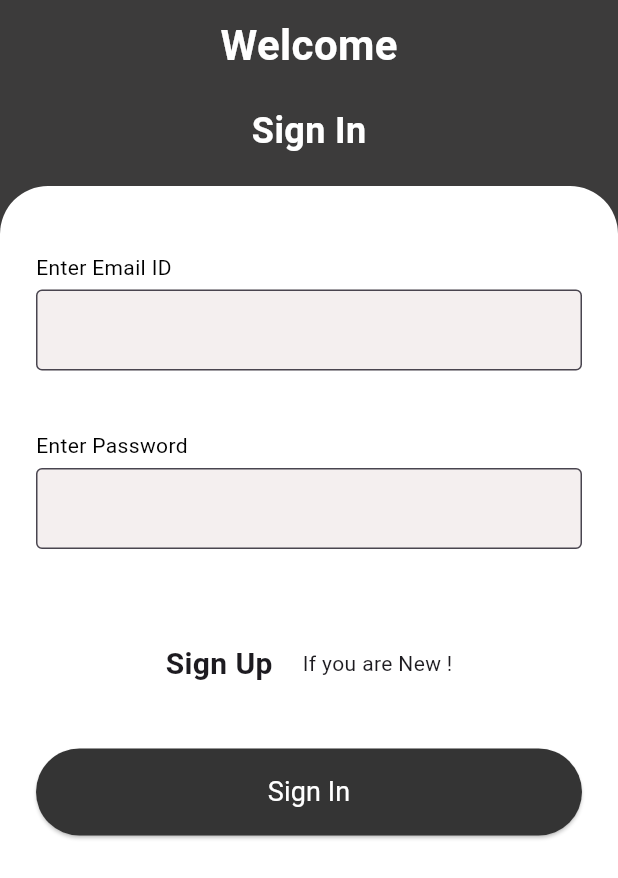
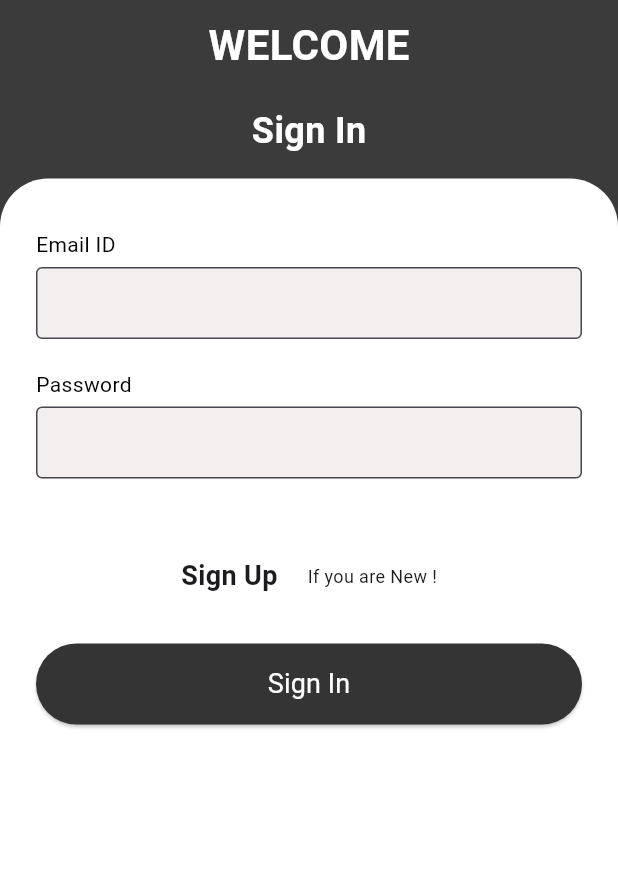
Before and after one commit to Rahul-Sharma-Github/Bike-Service-App, a Flutter app: the screen it shows after launch, after a tap on "Sign In", on a phone screen of 412 x 824 dp. Shown: the top 878 px of the screen. Run offline on Flutter 3.47's test engine with Material 3 defaults, Android fonts, the phone set to English and light mode, and no system bars; our stand-ins replace cloud_firestore, device_preview, firebase_auth, firebase_core, get; accounts and stored records are empty.

Commit message:
Did some Refactoring work in SignInPage |

```diff
--- a/lib/app/features/authentication/presentation/pages/signin_page/signin_page.dart
+++ b/lib/app/features/authentication/presentation/pages/signin_page/signin_page.dart
@@ -29,11 +29,11 @@
             children: [
               // Header
               const HeaderWidget(
-                title: 'Welcome',
+                title: 'WELCOME',
                 subtitle: 'Sign In',
               ),
               const SizedBox(
-                height: 20,
+                height: 15,
               ),
               // TextFormFields
               Expanded(
@@ -55,14 +55,14 @@
                         children: [
                           // Email
                           Container(
-                            padding: const EdgeInsets.symmetric(vertical: 20.0),
+                            padding: const EdgeInsets.symmetric(vertical: 10.0),
                             child: Column(
                               crossAxisAlignment: CrossAxisAlignment.stretch,
                               mainAxisSize: MainAxisSize.min,
                               children: [
                                 const Row(
                                   children: [
-                                    Text('Enter Email ID',
+                                    Text('Email ID',
                                         style: AppTextStyleTheme
                                             .textFormFieldLabelText),
                                   ],
@@ -75,8 +75,8 @@
                                       signInController.emailController.value,
                                   keyboardType: TextInputType.emailAddress,
                                   decoration: const InputDecoration(
-                                    contentPadding:
-                                        EdgeInsets.symmetric(vertical: 15),
+                                    contentPadding: EdgeInsets.symmetric(
+                                        vertical: 0, horizontal: 5),
                                     filled: true,
                                     fillColor: AppColors.inputTextBoxInnerColor,
                                     border: OutlineInputBorder(),
@@ -96,14 +96,14 @@
 
                           // Password
                           Container(
-                            padding: const EdgeInsets.symmetric(vertical: 20.0),
+                            padding: const EdgeInsets.symmetric(vertical: 10.0),
                             child: Column(
                               crossAxisAlignment: CrossAxisAlignment.stretch,
                               mainAxisSize: MainAxisSize.min,
                               children: [
                                 const Row(
                                   children: [
-                                    Text('Enter Password',
+                                    Text('Password',
                                         style: AppTextStyleTheme
                                             .textFormFieldLabelText),
                                   ],
@@ -116,8 +116,8 @@
                                       signInController.passwordController.value,
                                   keyboardType: TextInputType.visiblePassword,
                                   decoration: const InputDecoration(
-                                    contentPadding:
-                                        EdgeInsets.symmetric(vertical: 15),
+                                    contentPadding: EdgeInsets.symmetric(
+                                        vertical: 0, horizontal: 5),
                                     filled: true,
                                     fillColor: AppColors.inputTextBoxInnerColor,
                                     border: OutlineInputBorder(),
@@ -151,7 +151,7 @@
                                   child: const Text(
                                     'Sign Up',
                                     style: TextStyle(
-                                      fontSize: 20,
+                                      fontSize: 18,
                                       fontWeight: FontWeight.bold,
                                     ),
                                   ),
@@ -161,13 +161,13 @@
                                 ),
                                 const Text(
                                   'If you are New !',
-                                  style: TextStyle(fontSize: 14),
+                                  style: TextStyle(fontSize: 12),
                                 ),
                               ],
                             ),
                           ),
                           const SizedBox(
-                            height: 30,
+                            height: 20,
                           ),
                           // Sign Up Button
                           ElevatedButton(
@@ -215,7 +215,7 @@
                               }
                             },
                             child: const Padding(
-                              padding: EdgeInsets.symmetric(vertical: 16),
+                              padding: EdgeInsets.symmetric(vertical: 14),
                               child: Text(
                                 'Sign In',
                                 style: AppTextStyleTheme.buttonMainText,
--- a/lib/app/features/authentication/presentation/pages/signup_page/signup_page.dart
+++ b/lib/app/features/authentication/presentation/pages/signup_page/signup_page.dart
@@ -234,7 +234,7 @@
                               } else {}
                             },
                             child: const Padding(
-                              padding: EdgeInsets.symmetric(vertical: 16),
+                              padding: EdgeInsets.symmetric(vertical: 14),
                               child: Text(
                                 'Sign Up',
                                 style: AppTextStyleTheme.buttonMainText,
```
